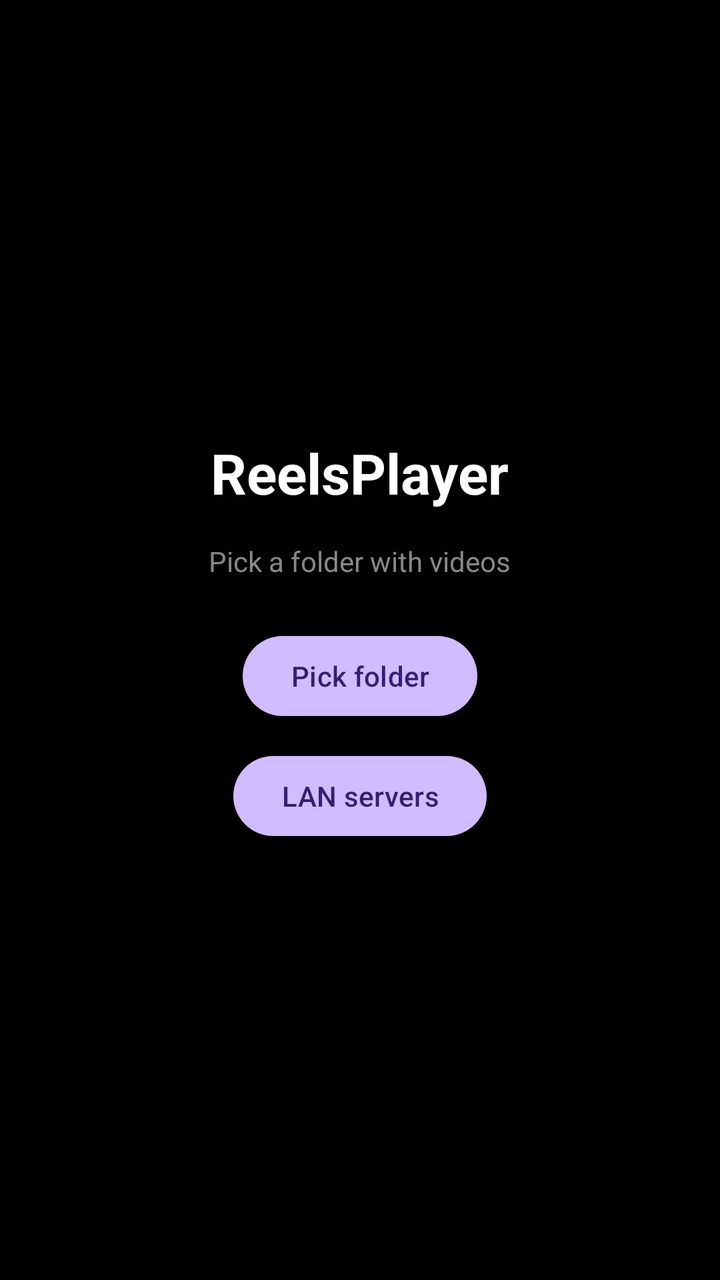
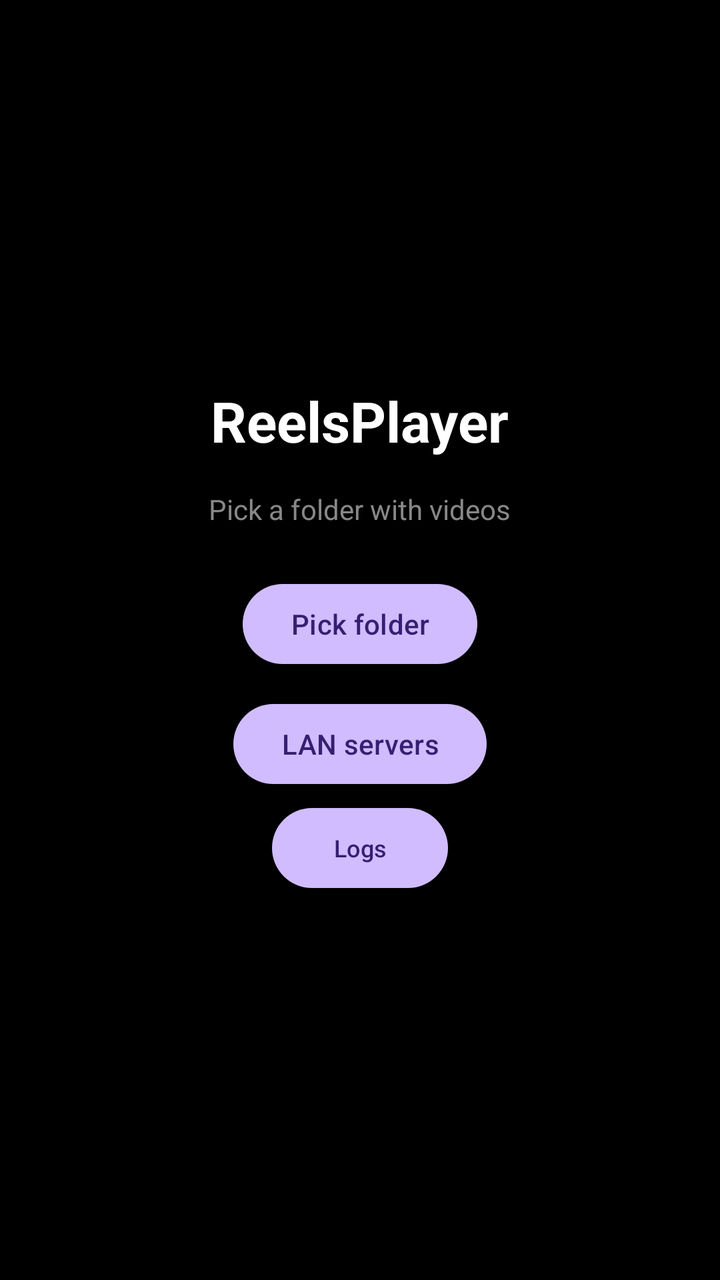

The first picture is an Android layout as it rendered before a commit; the second is the same layout after the commit. The layout source and the unified diff follow.
<!-- AndroidManifest.xml: application theme Theme.ReelsPlayer -->
<!-- res/layout/activity_main.xml -->
<?xml version="1.0" encoding="utf-8"?>
<FrameLayout xmlns:android="http://schemas.android.com/apk/res/android"
    android:layout_width="match_parent"
    android:layout_height="match_parent"
    android:background="@android:color/black">

    
    <LinearLayout
        android:id="@+id/landing"
        android:layout_width="match_parent"
        android:layout_height="match_parent"
        android:orientation="vertical"
        android:gravity="center"
        android:padding="32dp">

        <TextView
            android:layout_width="wrap_content"
            android:layout_height="wrap_content"
            android:text="ReelsPlayer"
            android:textSize="28sp"
            android:textColor="@android:color/white"
            android:textStyle="bold" />

        <TextView
            android:id="@+id/landingSubtitle"
            android:layout_width="wrap_content"
            android:layout_height="wrap_content"
            android:layout_marginTop="16dp"
            android:text="@string/landing_subtitle"
            android:textSize="14sp"
            android:textColor="#888888"
            android:gravity="center" />

        <Button
            android:id="@+id/pickBtn"
            android:layout_width="wrap_content"
            android:layout_height="wrap_content"
            android:layout_marginTop="24dp"
            android:text="@string/pick_folder"
            android:textAllCaps="false" />

        <Button
            android:id="@+id/lanBtn"
            android:layout_width="wrap_content"
            android:layout_height="wrap_content"
            android:layout_marginTop="12dp"
            android:text="@string/lan_button"
            android:textAllCaps="false" />

    </LinearLayout>

    
    <androidx.viewpager2.widget.ViewPager2
        android:id="@+id/viewPager"
        android:layout_width="match_parent"
        android:layout_height="match_parent"
        android:orientation="vertical"
        android:visibility="gone" />

    
    <LinearLayout
        android:id="@+id/hud"
        android:layout_width="match_parent"
        android:layout_height="wrap_content"
        android:layout_gravity="bottom"
        android:orientation="vertical"
        android:padding="16dp"
        android:background="@drawable/gradient_bottom"
        android:visibility="gone">

        <TextView
            android:id="@+id/hudName"
            android:layout_width="match_parent"
            android:layout_height="wrap_content"
            android:textColor="@android:color/white"
            android:textSize="14sp"
            android:singleLine="true"
            android:ellipsize="middle" />

        <TextView
            android:id="@+id/hudCounter"
            android:layout_width="match_parent"
            android:layout_height="wrap_content"
            android:textColor="#AAAAAA"
            android:textSize="12sp"
            android:layout_marginTop="4dp" />

    </LinearLayout>

</FrameLayout>
<!-- resources referenced by this layout -->
<resources>
  <!-- drawable gradient_bottom (drawable) -->
  <?xml version="1.0" encoding="utf-8"?>
  <shape xmlns:android="http://schemas.android.com/apk/res/android">
      <gradient
          android:startColor="#00000000"
          android:endColor="#99000000"
          android:angle="270" />
  </shape>
  <string name="lan_button">LAN servers</string>
  <string name="landing_subtitle">Pick a folder with videos</string>
  <string name="pick_folder">Pick folder</string>
  <style name="Theme.ReelsPlayer" parent="Theme.Material3.Dark.NoActionBar">
          <item name="android:windowFullscreen">true</item>
          <item name="android:navigationBarColor">@android:color/black</item>
          <item name="android:statusBarColor">@android:color/transparent</item>
      </style>
</resources>

<!-- the commit's change to res/layout/activity_main.xml (unified diff, before → after) -->
@@ -47,6 +47,15 @@
             android:text="@string/lan_button"
             android:textAllCaps="false" />
 
+        <Button
+            android:id="@+id/logBtn"
+            android:layout_width="wrap_content"
+            android:layout_height="wrap_content"
+            android:layout_marginTop="4dp"
+            android:text="@string/log_button"
+            android:textAllCaps="false"
+            android:textSize="12sp" />
+
     </LinearLayout>
 
     
<!-- resource entries referenced after the edit -->
@@ -10,6 +10,7 @@
   </shape>
   <string name="lan_button">LAN servers</string>
   <string name="landing_subtitle">Pick a folder with videos</string>
+  <string name="log_button">Logs</string>
   <string name="pick_folder">Pick folder</string>
   <style name="Theme.ReelsPlayer" parent="Theme.Material3.Dark.NoActionBar">
           <item name="android:windowFullscreen">true</item>
